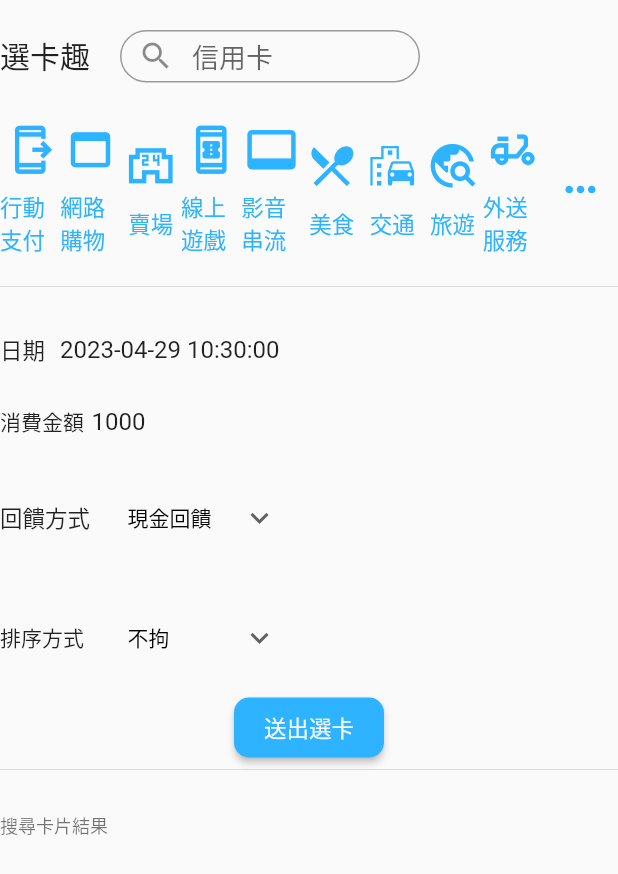
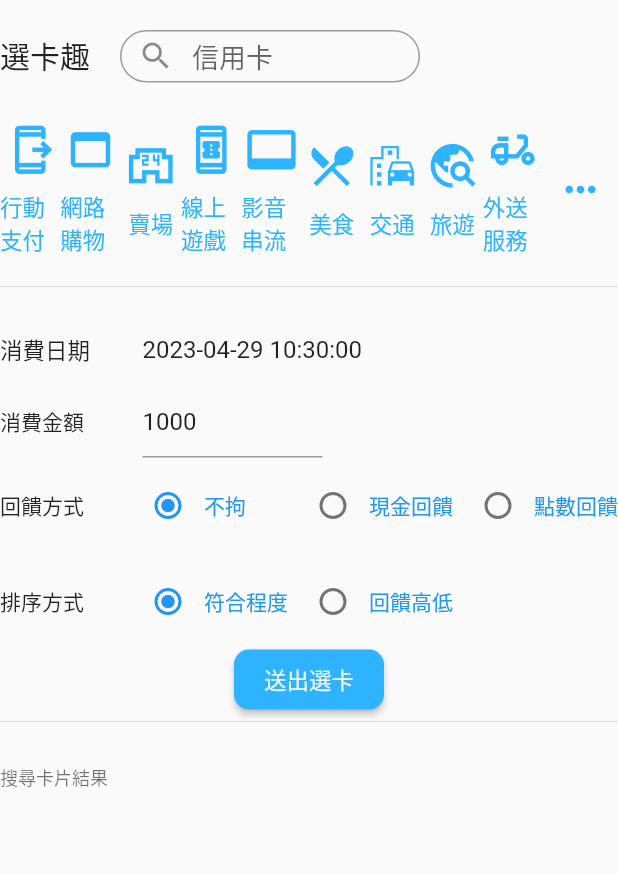
Before and after one commit to chriswow333/pickcard, a Flutter app: the screen it shows after launch, on a phone screen of 412 x 824 dp. Shown: the top 874 px of the screen. Run offline on Flutter 3.47's test engine with Material 2 defaults, Android fonts, the phone set to English and light mode, and no system bars; drawn by our look-alikes of datetime_picker_formfield; our stand-ins replace dio, flutter_mobx, freezed_annotation, localstorage, logger, mobx and 1 more; missing offline and left inert: dart:html; network calls fail; Roboto replaces fonts that are missing (Netflix).

Commit message:
modified caculator

```diff
--- a/lib/main.dart
+++ b/lib/main.dart
@@ -16,11 +16,11 @@ class Pickcard extends StatelessWidget {
       title:"選卡趣",
       initialRoute:'/',
       routes:{
-        '/': (context)=> PickCardScreen(),
-        '/card':(context)=>  CardContentScreen(),
+        '/': (context)=> const PickCardScreen(),
+        '/card':(context)=>  const CardContentScreen(),
       },
       onUnknownRoute: (settings) {
-        return MaterialPageRoute(builder: (_) => PickCardScreen());
+        return MaterialPageRoute(builder: (_) =>const PickCardScreen());
       },
       debugShowCheckedModeBanner: false,
     );
@@ -35,16 +35,11 @@ class PickCardScreen extends StatelessWidget {
   @override
   Widget build(BuildContext context) {
     return Scaffold(
-      // appBar: AppBar(
-      //   title:Text('選卡趣'),
-      //   backgroundColor:const Color.fromARGB(255, 58, 133, 255),
-
-      // ),
       body:Container(
         alignment: Alignment.topCenter,
         padding: const EdgeInsets.only(top:20),
-        child: SingleChildScrollView(
-          child:Container(
+        child: const SingleChildScrollView(
+          child:SizedBox(
             width:800,
             child: PickcardPage(),
           )
@@ -61,20 +56,13 @@ class CardContentScreen extends StatelessWidget {
   @override
   Widget build(BuildContext context) {
     return Scaffold(
-      appBar: AppBar(
-        title:Text('選卡趣'),
-        backgroundColor: const Color(0x0077B6),
-      ),
       body: Container(
         alignment: Alignment.topCenter,
         padding: const EdgeInsets.only(top:20),
-        child: SingleChildScrollView(
-          child: ConstrainedBox(
-            constraints: const BoxConstraints(
-              // minWidth: 720, // not working..
-              maxWidth: 800,
-            ),
-            child:const CardContentPage(),
+        child: const SingleChildScrollView(
+          child: SizedBox(
+            width:800,
+            child:CardContentPage(),
           ),
         ),
       ),
--- a/lib/page/pickcard/model/pickcard_viewmodel.dart
+++ b/lib/page/pickcard/model/pickcard_viewmodel.dart
@@ -108,11 +108,8 @@ class ChannelTypeModels {
 class SortTypeNamesModel {
 
    final Map<int, String> _sortTypeNames = {
-    0:"不拘",
-    1:"依符合程度",
-    2:"依獲得回饋",
-    3:"依獲得現金",
-    4:"依預期回饋"
+    0:"符合程度",
+    1:"回饋高低"
   };
 
   String getSortTypeName(int sortType) {
--- a/lib/page/pickcard/pickcard.dart
+++ b/lib/page/pickcard/pickcard.dart
@@ -892,17 +892,13 @@ class Caculator extends StatelessWidget {
   @override
   Widget build(BuildContext context) {
     return Container(
-      // width:MediaQuery.of(context).size.width,
+      width:MediaQuery.of(context).size.width,
       child:Column(
         children:const [
           DateItem(),
-          SizedBox(width:10),
           CashItem(),
-          SizedBox(width:10),
-          RewardItem(),
-          SizedBox(width:10),
-          SortItem(),
-          SizedBox(width:20),
+          RewardItemStf(),
+          SortItemStf(),
           EvaluateBtnItem(),
         ],
       ),
@@ -910,73 +906,88 @@ class Caculator extends StatelessWidget {
   }
 }
 
-
-class SortItem extends StatelessWidget {
-  const SortItem({ Key? key }) : super(key: key);
-
-  @override
-  Widget build(BuildContext context) {
-
-    SortTypeViewModel sortTypeViewModel = Provider.of<SortTypeViewModel>(context);
-
-    return Observer(builder:(context){
-
-      int selectedSortType = sortTypeViewModel.getSortType();
-
-      String selectedSortTypeName = sortTypeNamesModel.getSortTypeName(selectedSortType);
-
-      // List of items in our dropdown menu
-      List<String> sortTypeNames =  sortTypeNamesModel.getSortTypeNames();
-
-      return Container(
-        alignment: Alignment.centerLeft,
-        child: Row(
-          mainAxisAlignment: MainAxisAlignment.start,
-          children: [
-            Container(
-              height:40,
-              width:80,
-              alignment: Alignment.centerLeft,
-              child:const Text('排序方式')
-            ),
-            const SizedBox(width:5,),
-            Container(
-              height:80,
-              width:100,
-              // alignment: Alignment.centerLeft,
-              child: DropdownButtonHideUnderline(
-                child: DropdownButton<String>(
-                  style:const TextStyle(
-                    fontSize:14,
-                    color:Colors.black,
+class SortItemStf extends StatefulWidget {
+  const SortItemStf({ Key? key }) : super(key: key);
+
+  @override
+  _SortItemStfState createState() => _SortItemStfState();
+}
+
+class _SortItemStfState extends State<SortItemStf> {
+
+    int _value = 0;
+
+  @override
+  Widget build(BuildContext context) {
+
+    SortTypeViewModel sortTypeViewModel = Provider.of<SortTypeViewModel>(context, listen:false);
+
+    return Container(
+      child:Row(
+        children: <Widget>[
+          Container(
+            height:40,
+            width:80,
+            alignment: Alignment.centerLeft,
+            child:const Text('排序方式')
+          ),
+          Container(
+            width:110,
+            child:TextButton(
+              onPressed: (){
+                setState((){
+                  _value = 0;
+                  sortTypeViewModel.toggleSortType(0);
+                });
+              },
+              child:Row(
+                children:[
+                  Radio(
+                    value: 0,
+                    groupValue: _value,
+                    onChanged: (int? value){
+                      setState((){
+                        _value = 0;
+                        sortTypeViewModel.toggleSortType(0);
+                      });
+                    },
                   ),
-                  isExpanded: true,
-                  // Initial Value
-                  value: selectedSortTypeName,
-                  // Down Arrow Icon
-                  icon: const Icon(Icons.keyboard_arrow_down),
-
-                  // Array list of items
-                  items: sortTypeNames.map((String item) {
-                    return DropdownMenuItem(
-                      value: item,
-                      child: Text(item),
-                    );
-                  }).toList(),
-                  // After selecting the desired option,it will
-                  // change button value to selected value
-                  onChanged: (String? newValue) {
-                    int newRewardType = sortTypeNamesModel.getSortType(newValue!);
-                    sortTypeViewModel.toggleSortType(newRewardType);
-                  },
-                ),
+                  Text(sortTypeNamesModel.getSortTypeName(0)),
+                ]
               ),
             ),
-          ],
-        ),
-      );
-
-    });
+          ),
+
+          Container(
+            width:110,
+            child:TextButton(
+              onPressed: (){
+                setState((){
+                  _value = 1;
+                  sortTypeViewModel.toggleSortType(1);
+                });
+              },
+              child:Row(
+                children:[
+                  Radio(
+                    value: 1,
+                    groupValue: _value,
+                    onChanged: (int? value){
+                      setState(() {
+                        _value = 1;
+                        sortTypeViewModel.toggleSortType(1);
+                      });
+                    },
+                  ),
+                  Text(sortTypeNamesModel.getSortTypeName(1)),
+                ]
+              ),
+            ),
+          ),
+
+        ],
+      ),
+    );
   }
 }
 
@@ -990,21 +1001,22 @@ class CashItem extends StatelessWidget {
     return Row(
       children:[
         Container(
+          width:80,
           child:const Text("消費金額"),
         ),
-        const SizedBox(width:5,),
+        SizedBox(width:15,),
         SizedBox(
           // height:40,
           width:120,
           child:TextFormField(
             decoration: const InputDecoration(
-              border: InputBorder.none,
-              focusedBorder: InputBorder.none,
-              enabledBorder: InputBorder.none,
-              errorBorder: InputBorder.none,
-              disabledBorder: InputBorder.none,
+              border: UnderlineInputBorder(),
+              // focusedBorder: InputBorder.none,
+              // enabledBorder: InputBorder.none,
+              // errorBorder: InputBorder.none,
+              // disabledBorder: InputBorder.none,
               // contentPadding:EdgeInsets.only(left: 15, bottom: 11, top: 11, right: 15),
-              hintText: "",
+              // hintText: "100",
             ),
             keyboardType: TextInputType.number,
             inputFormatters: <TextInputFormatter>[
@@ -1035,11 +1047,9 @@ class DateItem extends StatelessWidget {
         mainAxisAlignment: MainAxisAlignment.start,
         children:[
           Container(
-            // width:30,
-            // height:40,
-            // alignment: Alignment.center,
+            width:80,
             child:const Text(
-              '日期',
+              '消費日期',
               style: TextStyle(
                 fontFamily: "Netflix",
                 fontWeight: FontWeight.w300,
@@ -1048,15 +1058,9 @@ class DateItem extends StatelessWidget {
               ),
             )//const Icon(Icons.calendar_today, size:25,),
           ),
-          const SizedBox(width:10,),
-          ConstrainedBox(
-            constraints: BoxConstraints(
-              maxWidth: 300,
-            ),
-            // alignment: Alignment.center,
-            // padding:const EdgeInsets.only(left: 20),
-            // height:32,
-            // width:160,
+          SizedBox(width:15),
+          Container(
+            width:180,
             child:DateTimeField(
               // textAlign:TextAlign.center,
               resetIcon:null,
@@ -1105,79 +1109,119 @@ class DateItem extends StatelessWidget {
 }
 
 
-
-class RewardItem extends StatelessWidget {
-  const RewardItem({ Key? key }) : super(key: key);
+class RewardItemStf extends StatefulWidget {
+  const RewardItemStf({ Key? key }) : super(key: key);
+
+  @override
+  _RewardItemStfState createState() => _RewardItemStfState();
+}
+
+class _RewardItemStfState extends State<RewardItemStf> {
+
+
+  int _value = 0;
 
   @override
   Widget build(BuildContext context) {
 
     RewardTypeViewModel rewardTypeViewModel = Provider.of<RewardTypeViewModel>(context);
 
-    return Observer(builder:(context){
-
-      int selectedRewardType = rewardTypeViewModel.getRewardType();
-
-      String selectedRewardTypeName = rewardTypeNamesModel.getRewardName(selectedRewardType);
-
-      // List of items in our dropdown menu
-      List<String> rewardTypeNames =  rewardTypeNamesModel.getRewardNames();
-
-      return Container(
-        child: Row(
-          children: [
-            Container(
-              alignment: Alignment.centerLeft,
-              width:80,
-              height:40,
-              // alignment: Alignment.center,
-              child: Text(
-                '回饋方式',
-                style:TextStyle(
-                  fontSize:15,
-                )
+    return Container(
+      child:Row(
+        children: <Widget>[
+          Container(
+            height:40,
+            width:80,
+            alignment: Alignment.centerLeft,
+            child:const Text('回饋方式')
+          ),
+
+          Container(
+            width:110,
+            child:TextButton(
+              onPressed: (){
+                setState((){
+                  _value = 0;
+                  rewardTypeViewModel.toggleRewardType(0);
+                });
+              },
+              child:Row(
+                children:[
+                  Radio(
+                    value: 0,
+                    groupValue: _value,
+                    onChanged: (int? value){
+                      setState((){
+                        _value = 0;
+                        rewardTypeViewModel.toggleRewardType(0);
+                      });
+                    },
+                  ),
+                  Text(rewardTypeNamesModel.getRewardName(0)),
+                ]
               ),
             ),
-            const SizedBox(width:5,),
-            Container(
-              height:80,
-              width:100,
-              child: DropdownButtonHideUnderline(
-                child: DropdownButton<String>(
-                  style:const TextStyle(
-                    color:Colors.black,
-                    fontSize:14,
+          ),
+
+          Container(
+            width:110,
+            child:TextButton(
+              onPressed: (){
+                setState((){
+                  _value = 1;
+                  rewardTypeViewModel.toggleRewardType(1);
+                });
+              },
+              child:Row(
+                children:[
+                  Radio(
+                    value: 1,
+                    groupValue: _value,
+                    onChanged: (int? value){
+                      setState(() {
+                        _value = 1;
+                        rewardTypeViewModel.toggleRewardType(1);
+                      });
+                    },
                   ),
-                  isExpanded: true,
-                  // Initial Value
-                  value: selectedRewardTypeName,
-                  // Down Arrow Icon
-                  icon: const Icon(Icons.keyboard_arrow_down),
-
-                  // Array list of items
-                  items: rewardTypeNames.map((String item) {
-                    return DropdownMenuItem(
-                      value: item,
-                      child: Text(item),
-                    );
-                  }).toList(),
-                  // After selecting the desired option,it will
-                  // change button value to selected value
-                  onChanged: (String? newValue) {
-                    int newRewardType = rewardTypeNamesModel.getRewardType(newValue!);
-                    rewardTypeViewModel.toggleRewardType(newRewardType);
-                  },
-                ),
+                  Text(rewardTypeNamesModel.getRewardName(1)),
+                ]
               ),
             ),
-          ],
-        ),
-      );
-
-    });
-
-  }
-}
+          ),
+          Container(
+            width:110,
+            child:TextButton(
+              onPressed: (){
+                setState((){
+                  _value = 2;
+                  rewardTypeViewModel.toggleRewardType(2);
+                });
+              },
+              child:Row(
+                children:[
+                  Radio(
+                    value: 2,
+                    groupValue: _value,
+                    onChanged: (int? value){
+                      setState(() {
+                        _value = 2;
+                        rewardTypeViewModel.toggleRewardType(2);
+                      });
+                    },
+                  ),
+                  Text(rewardTypeNamesModel.getRewardName(2)),
+                ]
+              ),
+            ),
+          ),
+        ],
+      ),
+    );
+  }
+}
+
+
 
 
 class EvaluateBtnItem extends StatelessWidget {
```
